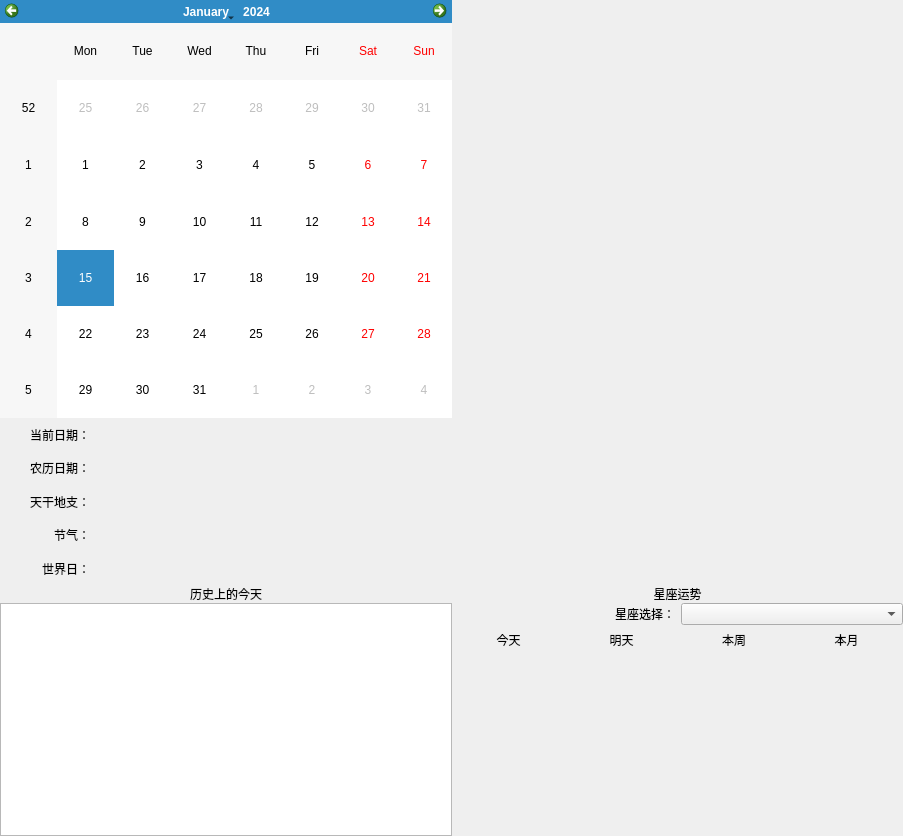
Younger-Chan/everyday, file ui/calendar.ui: the form before one commit.
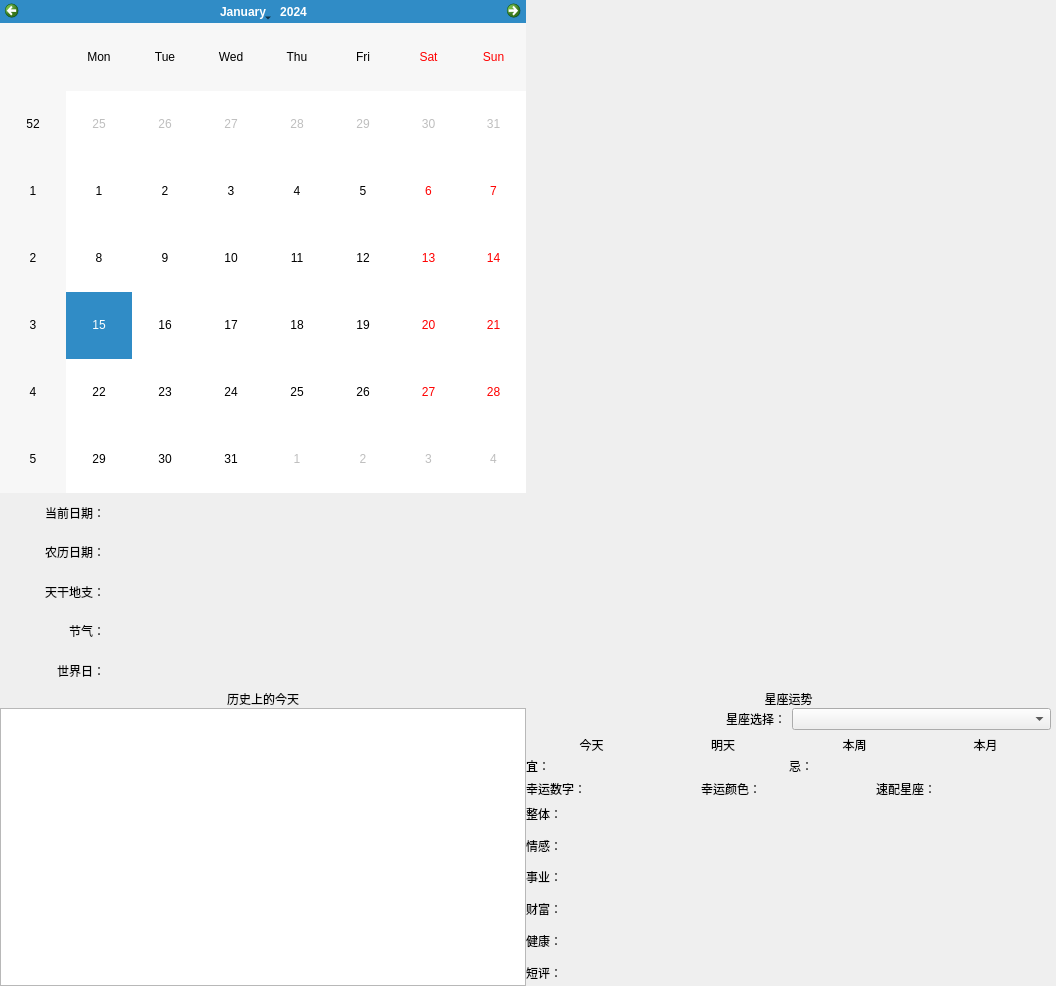
The form after the commit.

Commit message: 完成星座功能

```diff
--- a/ui/calendar.ui
+++ b/ui/calendar.ui
@@ -6,8 +6,8 @@
    <rect>
     <x>0</x>
     <y>0</y>
-    <width>903</width>
-    <height>836</height>
+    <width>1056</width>
+    <height>986</height>
    </rect>
   </property>
   <property name="windowTitle">
@@ -24,7 +24,7 @@
     <number>0</number>
    </property>
    <property name="rightMargin">
-    <number>0</number>
+    <number>5</number>
    </property>
    <property name="bottomMargin">
     <number>0</number>
@@ -247,12 +247,6 @@
       <layout class="QVBoxLayout" name="verticalLayout_6" stretch="7,3">
        <item>
         <widget class="QLabel" name="l_moyu">
-         <property name="maximumSize">
-          <size>
-           <width>540</width>
-           <height>800</height>
-          </size>
-         </property>
          <property name="styleSheet">
           <string notr="true"/>
          </property>
@@ -374,7 +368,348 @@
                    </layout>
                   </item>
                   <item>
-                   <widget class="QWidget" name="widget" native="true"/>
+                   <widget class="QWidget" name="w_starView" native="true">
+                    <layout class="QVBoxLayout" name="verticalLayout_13">
+                     <property name="spacing">
+                      <number>0</number>
+                     </property>
+                     <property name="leftMargin">
+                      <number>0</number>
+                     </property>
+                     <property name="topMargin">
+                      <number>0</number>
+                     </property>
+                     <property name="rightMargin">
+                      <number>0</number>
+                     </property>
+                     <property name="bottomMargin">
+                      <number>0</number>
+                     </property>
+                     <item>
+                      <layout class="QVBoxLayout" name="verticalLayout_12" stretch="1,1,8">
+                       <property name="spacing">
+                        <number>0</number>
+                       </property>
+                       <item>
+                        <layout class="QHBoxLayout" name="horizontalLayout_8">
+                         <item>
+                          <widget class="QLabel" name="label_9">
+                           <property name="sizePolicy">
+                            <sizepolicy hsizetype="Fixed" vsizetype="Preferred">
+                             <horstretch>0</horstretch>
+                             <verstretch>0</verstretch>
+                            </sizepolicy>
+                           </property>
+                           <property name="text">
+                            <string>宜：</string>
+                           </property>
+                           <property name="alignment">
+                            <set>Qt::AlignRight|Qt::AlignTrailing|Qt::AlignVCenter</set>
+                           </property>
+                          </widget>
+                         </item>
+                         <item>
+                          <widget class="QLabel" name="l_y">
+                           <property name="text">
+                            <string/>
+                           </property>
+                           <property name="wordWrap">
+                            <bool>true</bool>
+                           </property>
+                          </widget>
+                         </item>
+                         <item>
+                          <widget class="QLabel" name="label_10">
+                           <property name="sizePolicy">
+                            <sizepolicy hsizetype="Fixed" vsizetype="Preferred">
+                             <horstretch>0</horstretch>
+                             <verstretch>0</verstretch>
+                            </sizepolicy>
+                           </property>
+                           <property name="text">
+                            <string>忌：</string>
+                           </property>
+                           <property name="alignment">
+                            <set>Qt::AlignRight|Qt::AlignTrailing|Qt::AlignVCenter</set>
+                           </property>
+                          </widget>
+                         </item>
+                         <item>
+                          <widget class="QLabel" name="l_j">
+                           <property name="text">
+                            <string/>
+                           </property>
+                           <property name="wordWrap">
+                            <bool>true</bool>
+                           </property>
+                          </widget>
+                         </item>
+                        </layout>
+                       </item>
+                       <item>
+                        <layout class="QHBoxLayout" name="horizontalLayout_9">
+                         <item>
+                          <widget class="QLabel" name="label_37">
+                           <property name="sizePolicy">
+                            <sizepolicy hsizetype="Fixed" vsizetype="Preferred">
+                             <horstretch>0</horstretch>
+                             <verstretch>0</verstretch>
+                            </sizepolicy>
+                           </property>
+                           <property name="text">
+                            <string>幸运数字：</string>
+                           </property>
+                           <property name="alignment">
+                            <set>Qt::AlignRight|Qt::AlignTrailing|Qt::AlignVCenter</set>
+                           </property>
+                          </widget>
+                         </item>
+                         <item>
+                          <widget class="QLabel" name="l_xysz">
+                           <property name="text">
+                            <string/>
+                           </property>
+                          </widget>
+                         </item>
+                         <item>
+                          <widget class="QLabel" name="label_33">
+                           <property name="sizePolicy">
+                            <sizepolicy hsizetype="Fixed" vsizetype="Preferred">
+                             <horstretch>0</horstretch>
+                             <verstretch>0</verstretch>
+                            </sizepolicy>
+                           </property>
+                           <property name="text">
+                            <string>幸运颜色：</string>
+                           </property>
+                           <property name="alignment">
+                            <set>Qt::AlignRight|Qt::AlignTrailing|Qt::AlignVCenter</set>
+                           </property>
+                          </widget>
+                         </item>
+                         <item>
+                          <widget class="QLabel" name="l_xyys">
+                           <property name="text">
+                            <string/>
+                           </property>
+                          </widget>
+                         </item>
+                         <item>
+                          <widget class="QLabel" name="label_36">
+                           <property name="sizePolicy">
+                            <sizepolicy hsizetype="Fixed" vsizetype="Preferred">
+                             <horstretch>0</horstretch>
+                             <verstretch>0</verstretch>
+                            </sizepolicy>
+                           </property>
+                           <property name="text">
+                            <string>速配星座：</string>
+                           </property>
+                           <property name="alignment">
+                            <set>Qt::AlignRight|Qt::AlignTrailing|Qt::AlignVCenter</set>
+                           </property>
+                          </widget>
+                         </item>
+                         <item>
+                          <widget class="QLabel" name="l_spxz">
+                           <property name="text">
+                            <string/>
+                           </property>
+                          </widget>
+                         </item>
+                        </layout>
+                       </item>
+                       <item>
+                        <layout class="QVBoxLayout" name="verticalLayout_10">
+                         <property name="spacing">
+                          <number>5</number>
+                         </property>
+                         <item>
+                          <layout class="QHBoxLayout" name="horizontalLayout_10">
+                           <item>
+                            <widget class="QLabel" name="label_13">
+                             <property name="sizePolicy">
+                              <sizepolicy hsizetype="Fixed" vsizetype="Preferred">
+                               <horstretch>0</horstretch>
+                               <verstretch>0</verstretch>
+                              </sizepolicy>
+                             </property>
+                             <property name="text">
+                              <string>整体：</string>
+                             </property>
+                             <property name="alignment">
+                              <set>Qt::AlignRight|Qt::AlignTrailing|Qt::AlignVCenter</set>
+                             </property>
+                            </widget>
+                           </item>
+                           <item>
+                            <widget class="QLabel" name="l_all">
+                             <property name="text">
+                              <string/>
+                             </property>
+                             <property name="wordWrap">
+                              <bool>true</bool>
+                             </property>
+                            </widget>
+                           </item>
+                          </layout>
+                         </item>
+                         <item>
+                          <layout class="QHBoxLayout" name="horizontalLayout_11">
+                           <item>
+                            <widget class="QLabel" name="label_19">
+                             <property name="sizePolicy">
+                              <sizepolicy hsizetype="Fixed" vsizetype="Preferred">
+                               <horstretch>0</horstretch>
+                               <verstretch>0</verstretch>
+                              </sizepolicy>
+                             </property>
+                             <property name="text">
+                              <string>情感：</string>
+                             </property>
+                             <property name="alignment">
+                              <set>Qt::AlignRight|Qt::AlignTrailing|Qt::AlignVCenter</set>
+                             </property>
+                            </widget>
+                           </item>
+                           <item>
+                            <widget class="QLabel" name="l_love">
+                             <property name="text">
+                              <string/>
+                             </property>
+                             <property name="wordWrap">
+                              <bool>true</bool>
+                             </property>
+                            </widget>
+                           </item>
+                          </layout>
+                         </item>
+                         <item>
+                          <layout class="QHBoxLayout" name="horizontalLayout_12">
+                           <item>
+                            <widget class="QLabel" name="label_14">
+                             <property name="sizePolicy">
+                              <sizepolicy hsizetype="Fixed" vsizetype="Preferred">
+                               <horstretch>0</horstretch>
+                               <verstretch>0</verstretch>
+                              </sizepolicy>
+                             </property>
+                             <property name="text">
+                              <string>事业：</string>
+                             </property>
+                             <property name="alignment">
+                              <set>Qt::AlignRight|Qt::AlignTrailing|Qt::AlignVCenter</set>
+                             </property>
+                            </widget>
+                           </item>
+                           <item>
+                            <widget class="QLabel" name="l_work">
+                             <property name="text">
+                              <string/>
+                             </property>
+                             <property name="wordWrap">
+                              <bool>true</bool>
+                             </property>
+                            </widget>
+                           </item>
+                          </layout>
+                         </item>
+                         <item>
+                          <layout class="QHBoxLayout" name="horizontalLayout_13">
+                           <item>
+                            <widget class="QLabel" name="label_20">
+                             <property name="sizePolicy">
+                              <sizepolicy hsizetype="Fixed" vsizetype="Preferred">
+                               <horstretch>0</horstretch>
+                               <verstretch>0</verstretch>
+                              </sizepolicy>
+                             </property>
+                             <property name="text">
+                              <string>财富：</string>
+                             </property>
+                             <property name="alignment">
+                              <set>Qt::AlignRight|Qt::AlignTrailing|Qt::AlignVCenter</set>
+                             </property>
+                            </widget>
+                           </item>
+                           <item>
+                            <widget class="QLabel" name="l_money">
+                             <property name="text">
+                              <string/>
+                             </property>
+                             <property name="wordWrap">
+                              <bool>true</bool>
+                             </property>
+                            </widget>
+                           </item>
+                          </layout>
+                         </item>
+                         <item>
+                          <layout class="QHBoxLayout" name="horizontalLayout_14">
+                           <item>
+                            <widget class="QLabel" name="label_21">
+                             <property name="sizePolicy">
+                              <sizepolicy hsizetype="Fixed" vsizetype="Preferred">
+                               <horstretch>0</horstretch>
+                               <verstretch>0</verstretch>
+                              </sizepolicy>
+                             </property>
+                             <property name="text">
+                              <string>健康：</string>
+                             </property>
+                             <property name="alignment">
+                              <set>Qt::AlignRight|Qt::AlignTrailing|Qt::AlignVCenter</set>
+                             </property>
+                            </widget>
+                           </item>
+                           <item>
+                            <widget class="QLabel" name="l_health">
+                             <property name="text">
+                              <string/>
+                             </property>
+                             <property name="wordWrap">
+                              <bool>true</bool>
+                             </property>
+                            </widget>
+                           </item>
+                          </layout>
+                         </item>
+                         <item>
+                          <layout class="QHBoxLayout" name="horizontalLayout_15">
+                           <item>
+                            <widget class="QLabel" name="label_15">
+                             <property name="sizePolicy">
+                              <sizepolicy hsizetype="Fixed" vsizetype="Preferred">
+                               <horstretch>0</horstretch>
+                               <verstretch>0</verstretch>
+                              </sizepolicy>
+                             </property>
+                             <property name="text">
+                              <string>短评：</string>
+                             </property>
+                             <property name="alignment">
+                              <set>Qt::AlignRight|Qt::AlignTrailing|Qt::AlignVCenter</set>
+                             </property>
+                            </widget>
+                           </item>
+                           <item>
+                            <widget class="QLabel" name="l_short">
+                             <property name="text">
+                              <string/>
+                             </property>
+                             <property name="wordWrap">
+                              <bool>true</bool>
+                             </property>
+                            </widget>
+                           </item>
+                          </layout>
+                         </item>
+                        </layout>
+                       </item>
+                      </layout>
+                     </item>
+                    </layout>
+                   </widget>
                   </item>
                  </layout>
                 </item>
```
The commit also changes 2 other files.
